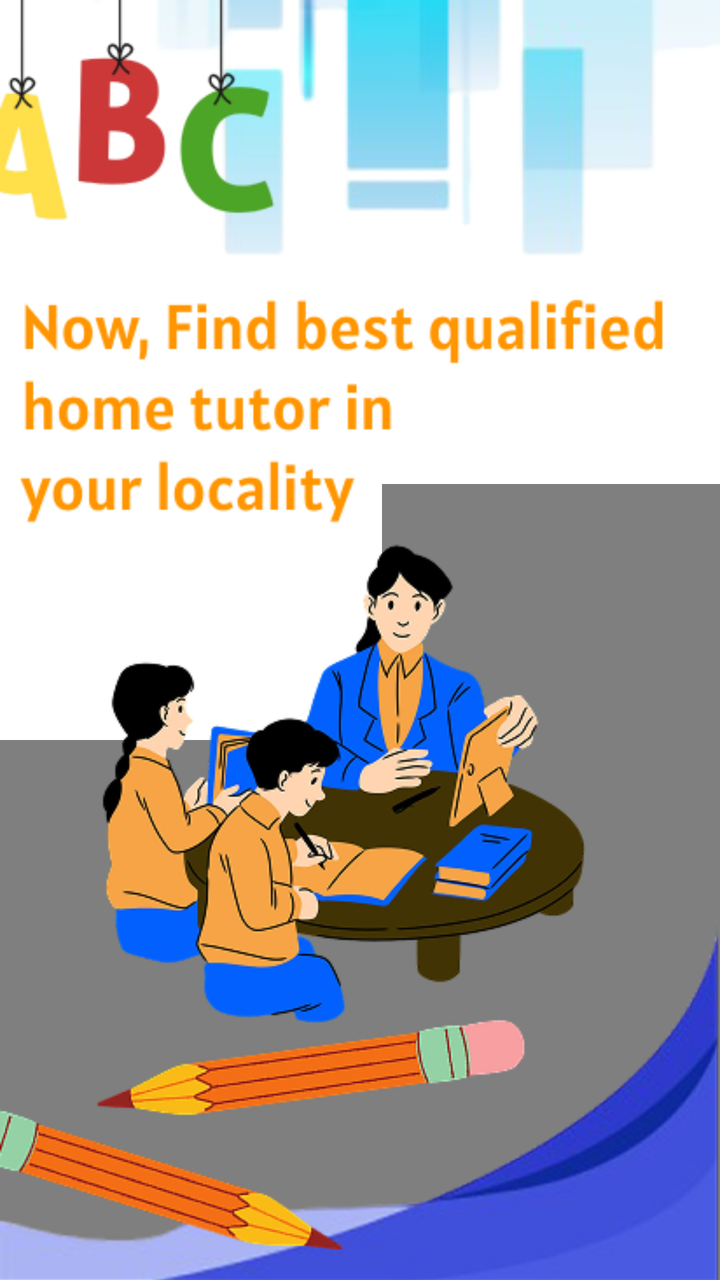
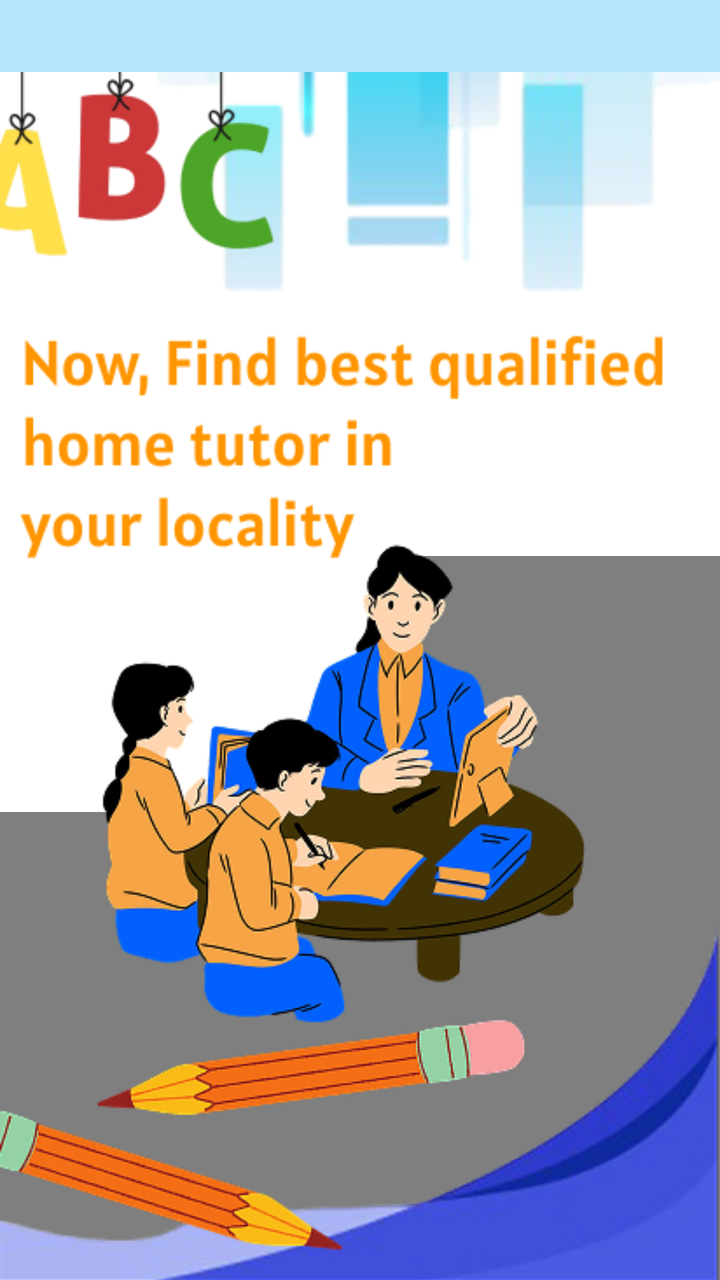

Compare the two renders of this Android layout. The source of the first and the diff that turns it into the second are given below.
<!-- AndroidManifest.xml: application theme Theme.Seekshakcom -->
<!-- res/layout/activity_splash2.xml -->
<?xml version="1.0" encoding="utf-8"?>
<FrameLayout xmlns:android="http://schemas.android.com/apk/res/android"
    android:layout_width="match_parent"
    android:layout_height="match_parent">

    
    <ImageView
        android:id="@+id/bgImage"
        android:layout_width="match_parent"
        android:layout_height="match_parent"
        android:scaleType="centerCrop"
        android:src="@drawable/bg_splash2" />



    


    <VideoView
        android:id="@+id/video3"
        android:layout_width="169dp"
        android:layout_height="143dp"
        android:layout_gravity="end"
        android:layout_marginTop="242dp"
        android:background="@android:color/transparent" />

    <VideoView
        android:id="@+id/video4"
        android:layout_width="match_parent"
        android:layout_height="419dp"
        android:layout_marginTop="370dp"
        android:background="@android:color/transparent" />


    <ImageView
        android:layout_width="match_parent"
        android:layout_height="477dp"
        android:layout_gravity="bottom"
        android:scaleType="centerCrop"
        android:src="@drawable/bg2_splash2" />


</FrameLayout>
<!-- resources referenced by this layout -->
<resources>
  <!-- drawable bg2_splash2: png bitmap (drawable, 138720 bytes) -->
  <!-- drawable bg_splash2: png bitmap (drawable, 59862 bytes) -->
  <style name="Theme.Seekshakcom" parent="Theme.AppCompat.Light.NoActionBar">
          
          <item name="colorPrimary">@color/black</item>
          <item name="colorPrimaryDark">@color/purple_700</item>
          <item name="colorAccent">@color/teal_200</item>
      </style>
  <color name="black">#FF000000</color>
  <color name="purple_700">#FF3700B3</color>
  <color name="teal_200">#FF03DAC5</color>
</resources>

<!-- the commit's change to res/layout/activity_splash2.xml (unified diff, before → after) -->
@@ -1,7 +1,9 @@
 <?xml version="1.0" encoding="utf-8"?>
 <FrameLayout xmlns:android="http://schemas.android.com/apk/res/android"
     android:layout_width="match_parent"
-    android:layout_height="match_parent">
+    android:layout_height="match_parent"
+    android:background="#B3E5FC"
+    android:paddingTop="36dp">
 
     
     <ImageView
